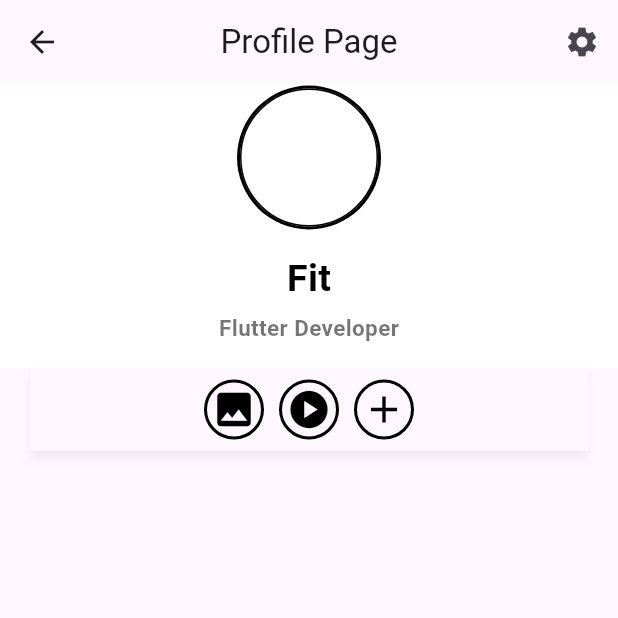
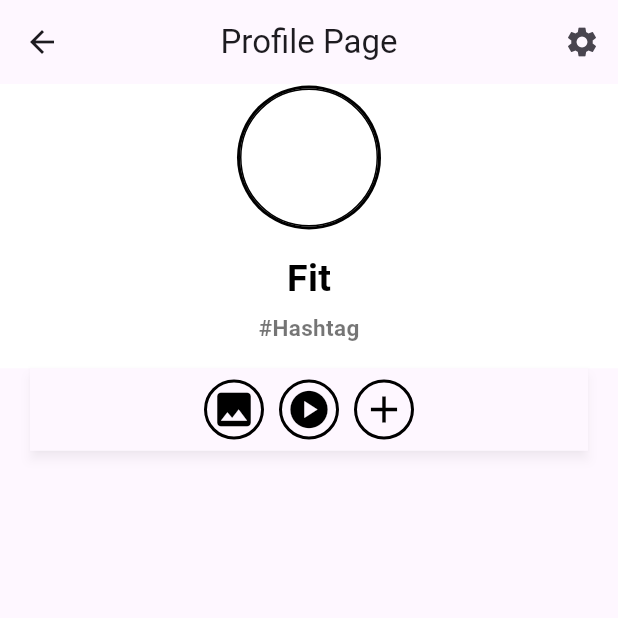
Before and after one commit to anwendungsprojektfom/anwendungsprojekt_fom, a Flutter app: the ProfileScreen screen opened by its route, on a phone screen of 412 x 824 dp, the top half of it. Run offline on Flutter 3.47's test engine with Material 3 defaults, Android fonts, the phone set to English and light mode, and no system bars; our stand-ins replace cloud_firestore, firebase_auth, firebase_core, firebase_storage, image_picker, logger and 3 more; missing offline and left inert: stream_chat_flutter; accounts and stored records are empty.

Commit message:
Create Hashtags

```diff
--- a/sth_app/lib/pages/profilescreen/profilescreen.dart
+++ b/sth_app/lib/pages/profilescreen/profilescreen.dart
@@ -19,12 +19,14 @@ class ProfileScreen extends StatefulWidget {
 File? _avatarImage;
 List<String> _imagePaths = [];
 List<String> _videoPaths = [];
+List<String> _selectedHashtags = [];
+
 
 class _ProfileScreenState extends State<ProfileScreen> {
 
   DisplayMode _displayMode = DisplayMode.images;
-  String _userName = "Fit"; // Initial name
-
+  String _userName = "Fit";
+  List<String> _hashtags = ["Soccer", "Ice Hockey", "Ju-Jitsu"];
 
   // Function to open the gallery
   void _openGallery(int index) {
@@ -93,6 +95,57 @@ class _ProfileScreenState extends State<ProfileScreen> {
     );
   }
 
+  // function for Hashtags-PopUP
+  void _showHashtagsModal(BuildContext context) async {
+    final selectedHashtag = await showDialog<String>(
+      context: context,
+      builder: (BuildContext context) {
+        return AlertDialog(
+          content: Row(
+            mainAxisAlignment: MainAxisAlignment.spaceBetween,
+            children: _hashtags.map((String hashtag) {
+              return GestureDetector(
+                onTap: () {
+                  if (!_selectedHashtags.contains(hashtag)) {
+                    Navigator.pop(context, hashtag);
+                  } else {
+                    ScaffoldMessenger.of(context).showSnackBar(
+                      SnackBar(
+                        content: Text('The hashtag "$hashtag" has already been selected.'),
+                        duration: Duration(milliseconds: 1000),
+                      ),
+                    );
+                  }
+                },
+                child: Container(
+                  padding: EdgeInsets.all(10),
+                  decoration: BoxDecoration(
+                    border: Border.all(color: Colors.black),
+                    borderRadius: BorderRadius.circular(20),
+                  ),
+                  child: Text(
+                    hashtag,
+                    style: TextStyle(
+                      fontWeight: FontWeight.bold,
+                      fontSize: 15,
+                      color: Colors.black,
+                    ),
+                  ),
+                ),
+              );
+            }).toList(),
+          ),
+        );
+      },
+    );
+
+    if (selectedHashtag != null) {
+      setState(() {
+        _selectedHashtags.add(selectedHashtag);
+      });
+    }
+  }
+
   // Function to load the avatar image from local storage
   Future<void> _loadAvatarImage() async {
     final prefs = await SharedPreferences.getInstance();
@@ -114,7 +167,6 @@ class _ProfileScreenState extends State<ProfileScreen> {
       });
     }
   }
-
 
   // Function to save image paths to local storage
   Future<void> _saveImagePathsToLocalStorage() async {
@@ -273,12 +325,55 @@ class _ProfileScreenState extends State<ProfileScreen> {
                     ),
                   ),
                   const SizedBox(height: 4),
-                    const Text(
-                      "Flutter Developer",
+                  GestureDetector(
+                    onTap: () {
+                      _showHashtagsModal(context);
+                    },
+                    child: _selectedHashtags.isNotEmpty ?
+                      Container(
+                        child: SingleChildScrollView(
+                          scrollDirection: Axis.horizontal,
+                          child: Row(
+                            children: _selectedHashtags
+                              .map((String hashtag) => Padding(
+                                padding: EdgeInsets.symmetric(horizontal: 4),
+                                child: Material(
+                                  borderRadius: BorderRadius.circular(16),
+                                  color: Colors.grey[300],
+                                  child: Padding(
+                                    padding: EdgeInsets.symmetric(horizontal: 8),
+                                    child: Row(
+                                      mainAxisSize: MainAxisSize.min,
+                                      children: [
+                                        Text(
+                                          hashtag,
+                                          style: TextStyle(fontSize: 12),
+                                        ),
+                                        SizedBox(width: 4),
+                                        GestureDetector(
+                                          onTap: () {
+                                            setState(() {
+                                              _selectedHashtags.remove(hashtag);
+                                            });
+                                          },
+                                          child: Icon(Icons.cancel, size: 16),
+                                        ),
+                                      ],
+                                    ),
+                                  ),
+                                ),
+                              ))
+                              .toList(),
+                          ),
+                        ),
+                      )
+                      : Text(
+                          '#Hashtag',
                           style: TextStyle(
                             fontWeight: FontWeight.bold,
                             fontSize: 15,
                             color: Colors.black54,
+                          ),
                         ),
                   ),
                 ],
```
Lines whose indentation alone changed are shown as unchanged.
